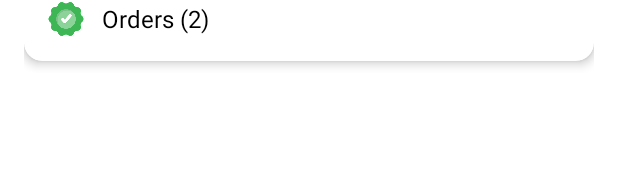
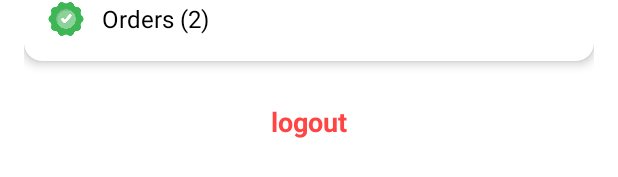
Before and after one commit to Her-Droid/ECommerceNewVersion, an Android app: the layout bottom_sheet_profile.xml on its own in the app's theme, with its tools: preview values and no code run, on a phone screen of 412 x 824 dp. Shown: the part 515-692 px from the top of the screen. Run offline under Robolectric (Android 15) with nearby library versions, the phone set to English and light mode, and no system bars.

Commit message:
Adding Feature Logout, I Forgot It

```diff
--- a/app/src/main/res/layout/bottom_sheet_profile.xml
+++ b/app/src/main/res/layout/bottom_sheet_profile.xml
@@ -184,8 +184,21 @@
                     android:textSize="16sp"
                     android:textColor="@android:color/black" />
             </LinearLayout>
+
+
         </androidx.cardview.widget.CardView>
 
+        <TextView
+            android:id="@+id/logout"
+            android:layout_width="match_parent"
+            android:layout_height="wrap_content"
+            android:text="logout"
+            android:padding="10dp"
+            android:textStyle="bold"
+            android:textColor="@android:color/holo_red_light"
+            android:textSize="18sp"
+            android:layout_margin="10dp"
+            android:gravity="center_horizontal"/>
     </LinearLayout>
 
 </FrameLayout>
```
Also changed, not shown: app/src/main/java/id/herdroid/ecommerce/data/local/PreferencesDataStore.kt (+10 -0 lines), app/src/main/java/id/herdroid/ecommerce/presentation/profile/ProfileBottomSheet.kt (+10 -0 lines), app/src/main/java/id/herdroid/ecommerce/presentation/profile/ProfileViewModel.kt (+7 -0 lines).
